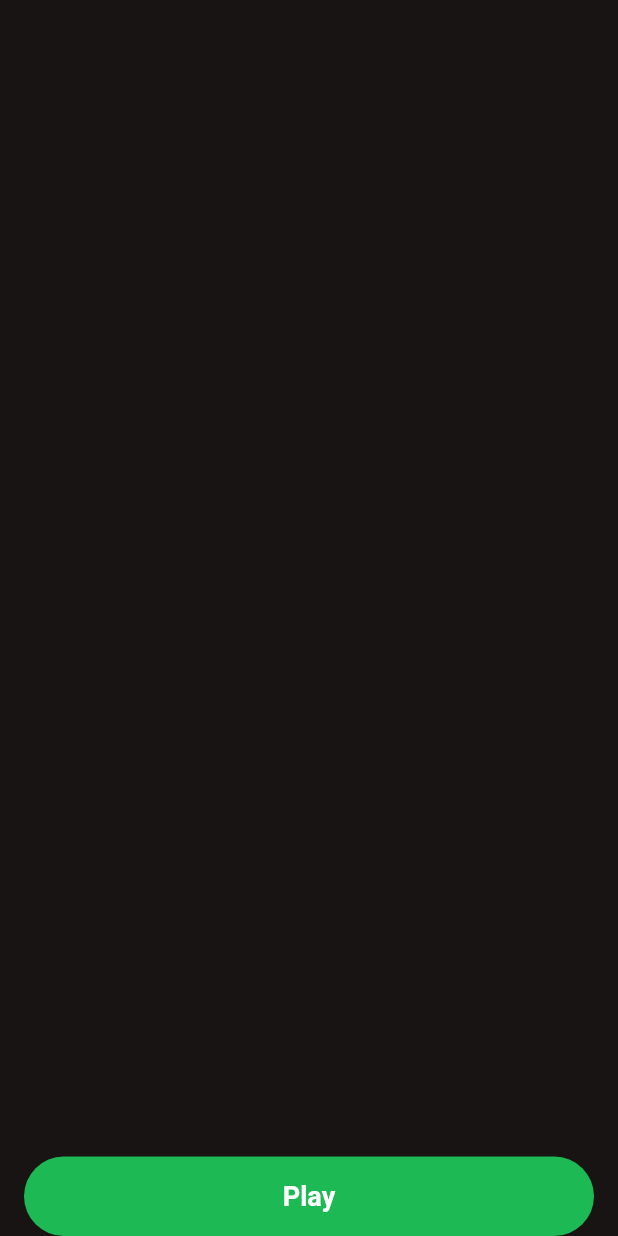
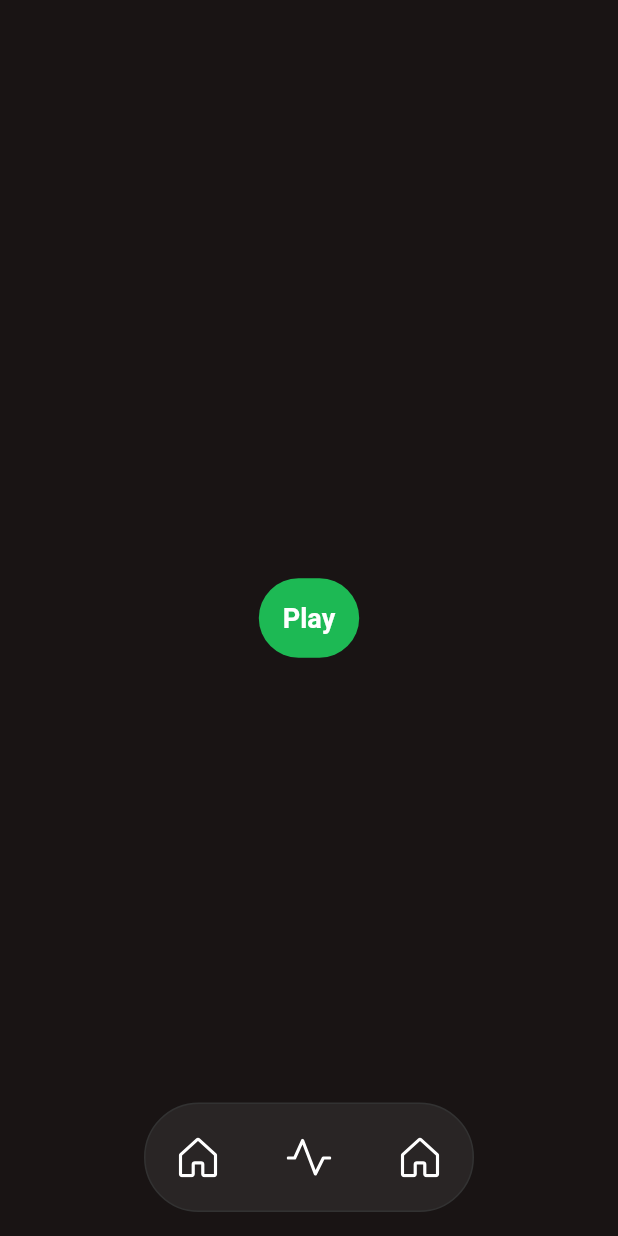
Before and after one commit to Nkwachi-N/Clash, a Flutter app: the HomeScreen screen opened by its route, on a phone screen of 412 x 824 dp. Run offline on Flutter 3.47's test engine with Material 2 defaults, Android fonts, the phone set to English and light mode, and no system bars; our stand-ins replace cloud_firestore, dio, dotted_decoration, firebase_core, flutter_spinkit, flutter_svg and 4 more; missing offline and left inert: dashed_circle, flutter_web_auth, pkce; accounts and stored records are empty; statements that could not run were skipped.

Commit message:
home screen

```diff
--- a/lib/routes/route_generator.dart
+++ b/lib/routes/route_generator.dart
@@ -5,6 +5,7 @@ import 'package:clash_flutter/screens/clash_mode_screen.dart';
 import 'package:clash_flutter/screens/clash_room.dart';
 import 'package:clash_flutter/screens/create_clash_room.dart';
 import 'package:clash_flutter/screens/invite_sent_screen.dart';
+import 'package:clash_flutter/screens/invite_state_screen.dart';
 import 'package:clash_flutter/screens/rounds_screen.dart';
 import 'package:clash_flutter/screens/sub_category_screen.dart';
 import 'package:clash_flutter/screens/home_screen.dart';
@@ -31,12 +32,17 @@ class RouteGenerator {
   static const roundsScreen = '/roundsScreen';
   static const inviteSentScreen = '/inviteSentScreen';
   static const createClashRoomScreen = '/createClashRoomScreen';
+  static const inviteStateScreen = '/inviteStateScreen';
 
   static Route<dynamic> generateRoute(RouteSettings settings) {
     switch (settings.name) {
       case authScreen:
         return MaterialPageRoute(
           builder: (context) => const AuthScreen(),
+        );
+      case inviteStateScreen:
+         return MaterialPageRoute(
+          builder: (context) => const InviteStateScreen(),
         );
       case createClashRoomScreen:
         return MaterialPageRoute(
--- a/lib/screens/home_screen.dart
+++ b/lib/screens/home_screen.dart
@@ -1,5 +1,7 @@
-import 'package:clash_flutter/routes/route_generator.dart';
 import 'package:flutter/material.dart';
+import 'package:flutter_svg/flutter_svg.dart';
+
+import '../routes/route_generator.dart';
 
 class HomeScreen extends StatefulWidget {
   const HomeScreen({Key? key}) : super(key: key);
@@ -13,22 +15,51 @@ class _HomeScreenState extends State<HomeScreen> {
   Widget build(BuildContext context) {
     final textTheme = Theme.of(context).textTheme;
     return Scaffold(
-      body: Padding(
-        padding: const EdgeInsets.symmetric(horizontal: 16.0),
-        child: Column(
-          crossAxisAlignment: CrossAxisAlignment.stretch,
-          mainAxisAlignment: MainAxisAlignment.end,
+      floatingActionButtonLocation: FloatingActionButtonLocation.centerFloat,
+      floatingActionButton: Container(
+        padding: const EdgeInsets.all(22.0),
+        decoration: BoxDecoration(
+            color: Colors.white.withOpacity(0.07),
+            borderRadius: BorderRadius.circular(40.0),
+            border: Border.all(
+              color: const Color(0xFF323232),
+              width: 1.0,
+            )),
+        child: Row(
+          mainAxisAlignment: MainAxisAlignment.center,
+          mainAxisSize: MainAxisSize.min,
           children: [
-            TextButton(
-              onPressed: () {
-                Navigator.of(context).pushNamed(RouteGenerator.clashModeScreen);
-              },
-              child: Text('Play',style: textTheme.button),
-
+            SvgPicture.asset(
+              'assets/images/home.svg',
+              color: IconTheme.of(context).color,
+            ),
+            const SizedBox(
+              width: 46.0,
+            ),
+            SvgPicture.asset(
+              'assets/images/stat.svg',
+              color: IconTheme.of(context).color,
+            ),
+            const SizedBox(
+              width: 46.0,
+            ),
+            SvgPicture.asset(
+              'assets/images/home.svg',
+              color: IconTheme.of(context).color,
             ),
           ],
         ),
       ),
+      body: Padding(
+        padding: const EdgeInsets.symmetric(horizontal: 16.0),
+        child: Center(
+            child: TextButton(
+          onPressed: () {
+            Navigator.of(context).pushNamed(RouteGenerator.clashModeScreen);
+          },
+          child: Text('Play', style: textTheme.button),
+        )),
+      ),
     );
   }
 }
```
Also changed, not shown: lib/screens/invite_sent_screen.dart (+9 -5 lines), lib/screens/invite_state_screen.dart (added, +63 -0 lines), pubspec.yaml (+1 -6 lines), assets/images/home.svg (added), assets/images/profile.svg (added), assets/images/stat.svg (added), pubspec.lock.
